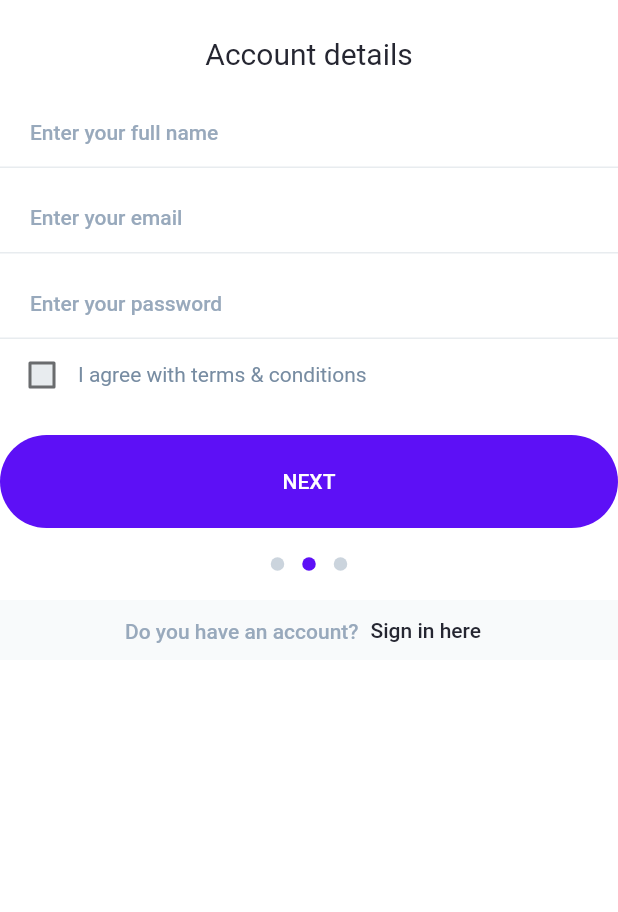
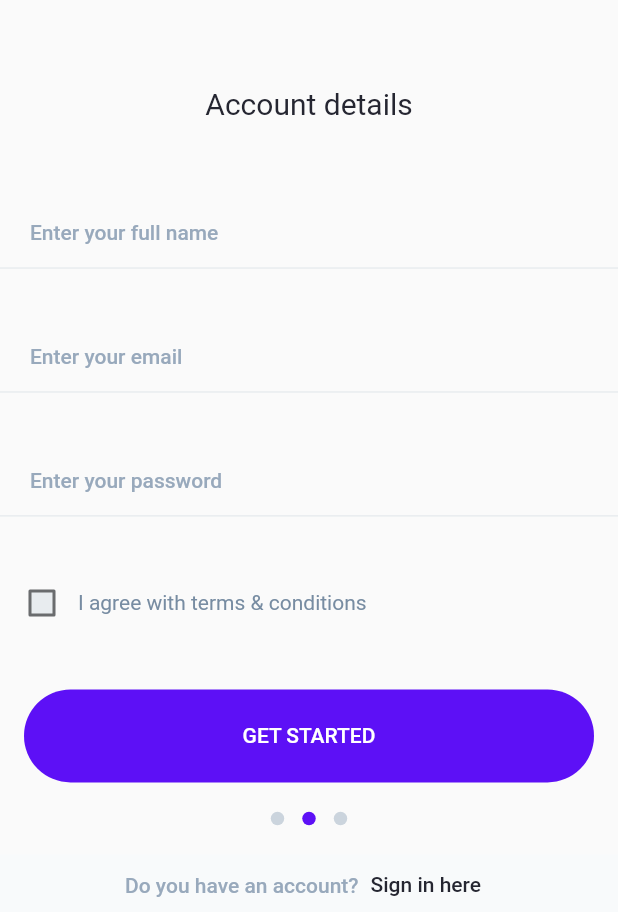
Before and after one commit to talent-11/bankingApp, a Flutter app: the SignupMainPage screen opened by its route, on a phone screen of 412 x 824 dp, the part 324-1236 px from its top. Run offline on Flutter 3.47's test engine with Material 2 defaults, Android fonts, the phone set to English and light mode, and no system bars; drawn by our look-alikes of dots_indicator; our stand-ins replace flutter_svg, line_awesome_flutter.

Commit message:
signup main page

```diff
--- a/lib/pages/wizard/signup_main.dart
+++ b/lib/pages/wizard/signup_main.dart
@@ -29,7 +29,7 @@
     var widgets = <Widget>[];
     widgets.add(
       Padding(
-        padding: const EdgeInsets.only(top: 24.0),
+        padding: const EdgeInsets.only(top: 24.0, bottom: 16),
         child: Text(
           "Account details",
           style: Theme.of(context).textTheme.headline1,
@@ -39,7 +39,7 @@
     );
     widgets.add(
       const Padding(
-        padding: EdgeInsets.only(top: 16.0),
+        padding: EdgeInsets.only(top: 0.0),
         child: TextInputField(
           // labelText: "Your name",
           hintText: "Enter your full name",
@@ -48,7 +48,7 @@
     );
     widgets.add(
       const Padding(
-        padding: EdgeInsets.only(top: 8.0),
+        padding: EdgeInsets.only(top: 0.0),
         child: TextInputField(
           // labelText: "Your account",
           hintText: "Enter your email",
@@ -57,25 +57,13 @@
     );
     widgets.add(
       const Padding(
-        padding: EdgeInsets.only(top: 8.0),
+        padding: EdgeInsets.only(top: 0.0),
         child: TextInputField(
           // labelText: "Create password",
           hintText: "Enter your password",
         )
       )
     );
-    // widgets.add(
-    //   const Padding(
-    //     padding: EdgeInsets.only(top: 8.0),
-    //     child: TextInputField(
-    //       labelText: "Enter the Individual's code who referred you to FOTOC Bank",
-    //       hintText: "Enter a code",
-    //     )
-    //   )
-    // );
-    // widgets.add(
-    //   const Spacer(flex: 1)
-    // );
     widgets.add(
       Padding(
         padding: const EdgeInsets.only(left: 4.0, right: 20.0),
@@ -90,49 +78,46 @@
         )
       )
     );
-    // widgets.add(
-    //   const Spacer(flex: 1)
-    // );
-    widgets.add(
-      Padding(
-        padding: const EdgeInsets.only(top: 16),
-        child: PrimaryButton(
-          buttonText: "NEXT",
-          onPressed: () => onPressedNext(context)
+    return widgets;
+  }
+
+  Widget footer(BuildContext context) => Column(
+    children: [
+      PrimaryButton(
+        buttonText: "GET STARTED",
+        onPressed: () {
+          onPressedNext(context);
+        }
       ),
-      )
-    );
-    widgets.add(
-      const Dots(selectedIndex: 1.0)
-    );
-    widgets.add(
+      const Dots(selectedIndex: 1),
       WizardFooter(
         description: "Do you have an account?",
         buttonText: "Sign in here",
-        onPressed: () => onPressedSignin(context)
+        onPressed: () {
+          onPressedSignin(context);
+        }
       )
+    ],
   );
-    return widgets;
-  }
 
   @override
   Widget build(BuildContext context) {
+    var deviceSize = MediaQuery.of(context).size;
+
     return Scaffold(
-      resizeToAvoidBottomInset: false,
-      body: Container(
-        color: Colors.white,
+      body: ListView(
+        padding: EdgeInsets.zero,
+        children: [
+          const LogoBar(),
+          SizedBox(
+            height: (deviceSize.height - 148.4 - 216),
             child: Column(
-          children: <Widget>[
-            const LogoBar(),
-            Expanded(
-              flex: 1,
-              child: ListView(
-                padding: EdgeInsets.zero,
+              mainAxisAlignment: MainAxisAlignment.spaceEvenly,
               children: decorate(context),
             )
           ),
+          footer(context),
         ],
-        ),
       ),
     );
   }
```
Lines whose indentation alone changed are shown as unchanged.
